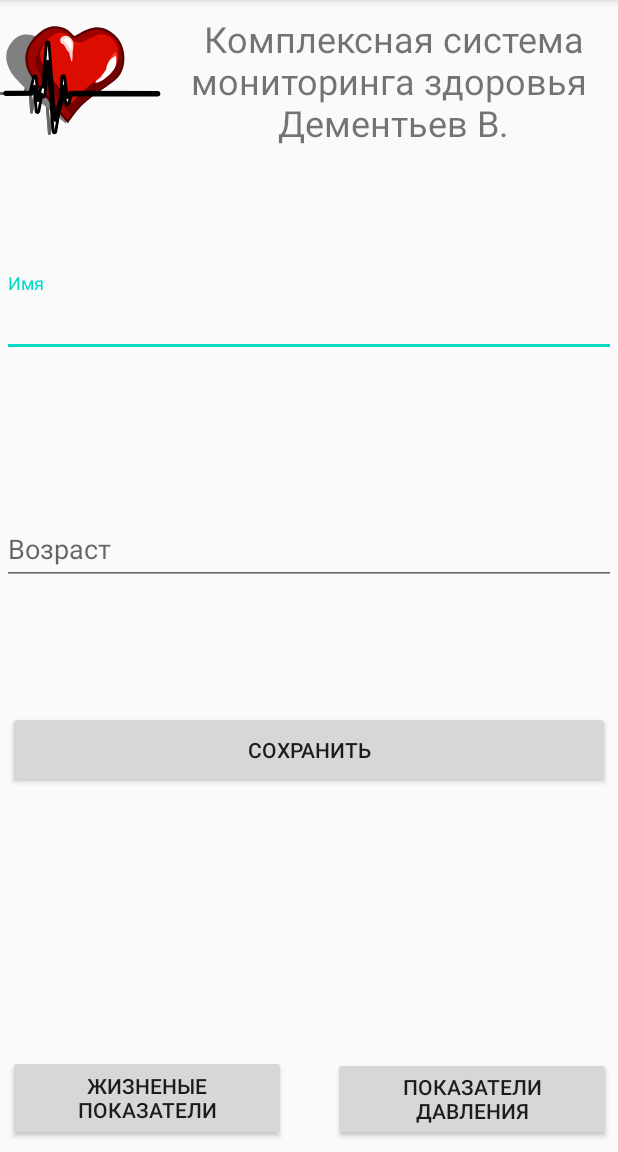
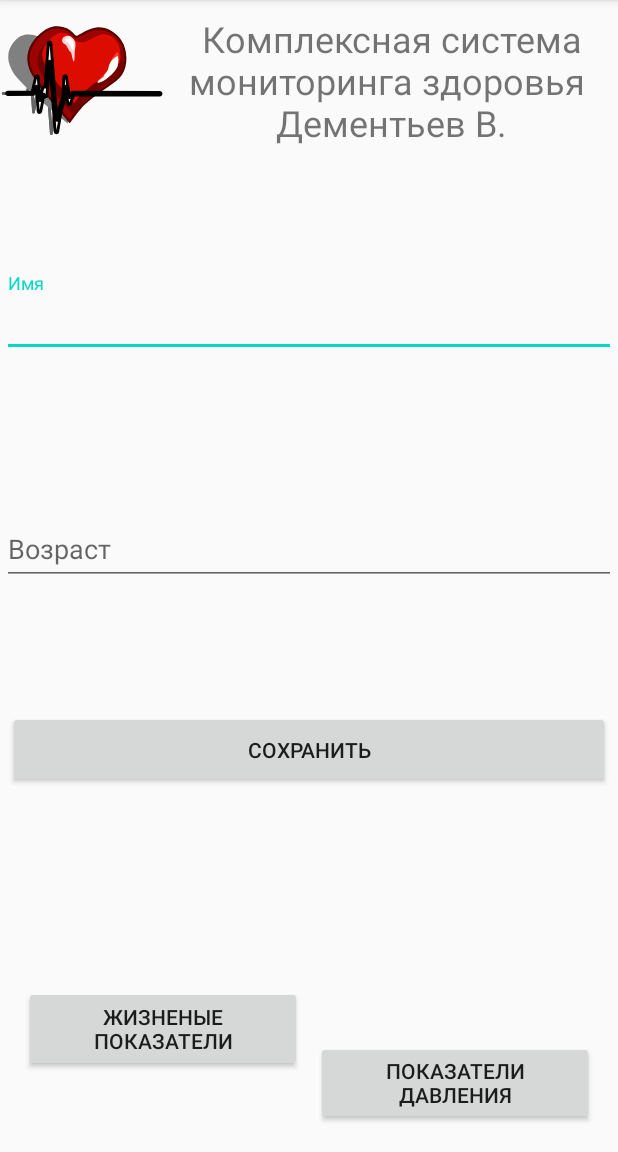
Before and after one commit to DementevSlava/and-HW1.3-HealthMonitoring, an Android app: the screen it shows after launch (MainActivity), on a phone screen of 412 x 824 dp, the part 84-1236 px from its top. Run offline under Robolectric (Android 15) with nearby library versions, the light colour scheme and no system bars.

Commit message:
Low redesign

```diff
--- a/app/src/main/AndroidManifest.xml
+++ b/app/src/main/AndroidManifest.xml
@@ -4,9 +4,9 @@
 
     <application
         android:allowBackup="true"
-        android:icon="@mipmap/ic_launcher"
+        android:icon="@mipmap/ic_heart"
         android:label="@string/app_name"
-        android:roundIcon="@mipmap/ic_launcher_round"
+        android:roundIcon="@mipmap/ic_heart_round"
         android:supportsRtl="true"
         android:theme="@style/AppTheme">
         <activity android:name=".MainActivity">
--- a/app/src/main/res/layout/activity_main.xml
+++ b/app/src/main/res/layout/activity_main.xml
@@ -5,6 +5,18 @@
     android:id="@+id/ConstrainLayout"
     android:layout_width="match_parent"
     android:layout_height="match_parent">
+
+    <Button
+        android:id="@+id/mainPressureBtn"
+        android:layout_width="185dp"
+        android:layout_height="56dp"
+        android:layout_marginEnd="16dp"
+        android:layout_marginBottom="7dp"
+        android:text="@string/pressureIndicators"
+        app:layout_constraintBottom_toBottomOf="parent"
+        app:layout_constraintEnd_toEndOf="parent"
+        app:layout_constraintTop_toBottomOf="@+id/ageLayout"
+        app:layout_constraintVertical_bias="0.967" />
 
     <TextView
         android:id="@+id/textView"
@@ -14,6 +26,7 @@
         android:text="@string/head"
         android:textSize="24sp"
         app:layout_constraintEnd_toEndOf="parent"
+        app:layout_constraintStart_toEndOf="@+id/imageView"
         app:layout_constraintTop_toTopOf="parent" />
 
     <ImageView
@@ -21,6 +34,7 @@
         android:layout_width="wrap_content"
         android:layout_height="wrap_content"
         android:contentDescription="@string/healthIndicators"
+        app:layout_constraintEnd_toStartOf="@+id/textView"
         app:layout_constraintStart_toStartOf="parent"
         app:layout_constraintTop_toTopOf="parent"
         app:srcCompat="@drawable/ic_heart_foreground" />
@@ -77,22 +91,10 @@
         android:id="@+id/mainHelthBtn"
         android:layout_width="185dp"
         android:layout_height="57dp"
-        android:layout_marginStart="5dp"
-        android:layout_marginBottom="7dp"
+        android:layout_marginStart="16dp"
+        android:layout_marginTop="132dp"
         android:text="@string/healthIndicators"
-        app:layout_constraintBottom_toBottomOf="parent"
-        app:layout_constraintStart_toStartOf="parent" />
-
-    <Button
-        android:id="@+id/mainPressureBtn"
-        android:layout_width="185dp"
-        android:layout_height="56dp"
-        android:layout_marginStart="31dp"
-        android:layout_marginEnd="5dp"
-        android:layout_marginBottom="7dp"
-        android:text="@string/pressureIndicators"
-        app:layout_constraintBottom_toBottomOf="parent"
-        app:layout_constraintEnd_toEndOf="parent"
-        app:layout_constraintStart_toEndOf="@+id/mainHelthBtn" />
+        app:layout_constraintStart_toStartOf="parent"
+        app:layout_constraintTop_toBottomOf="@+id/mainSaveBtn" />
 
 </androidx.constraintlayout.widget.ConstraintLayout>
```
Also changed, not shown: app/src/main/java/com/dementev/healthmonitoring/HealthActivity.java (+3 -8 lines), app/src/main/java/com/dementev/healthmonitoring/PressureActivity.java (+1 -8 lines), app/src/main/res/layout/activity_health.xml (+40 -31 lines), app/src/main/res/layout/activity_pressure.xml (+31 -20 lines).
